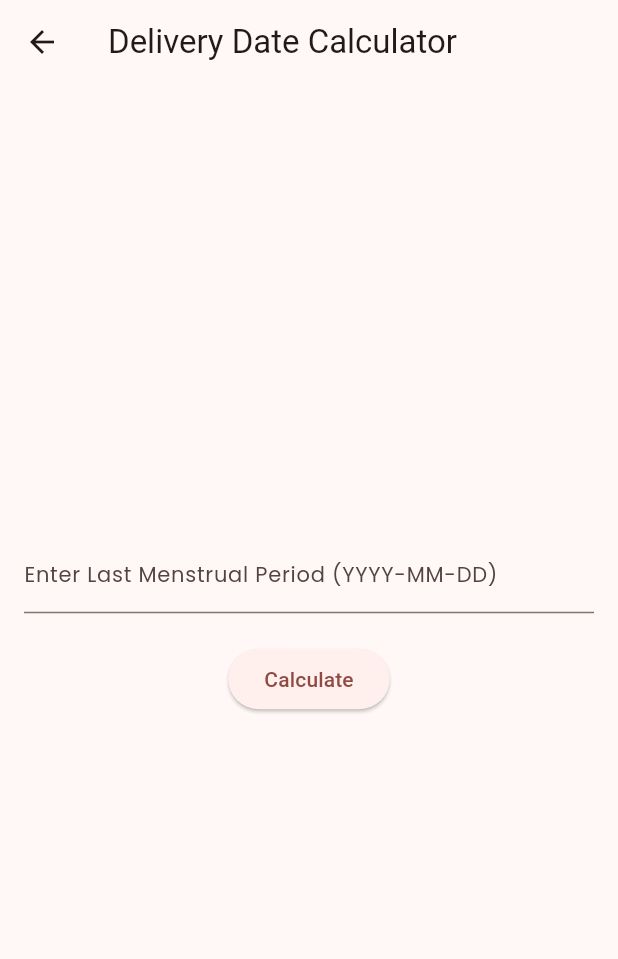
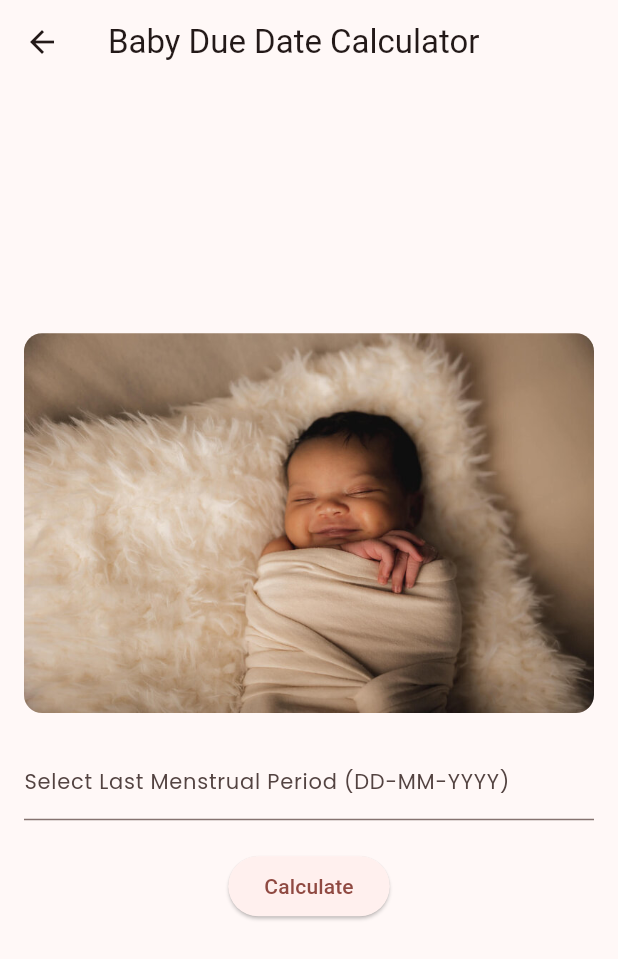
Before and after one commit to SahfaNigeria/JamboMamaNigeria2, a Flutter app: the ExpectedDeliveryScreen screen opened directly, on a phone screen of 412 x 824 dp. Shown: the top 959 px of the screen. Run offline on Flutter 3.47's test engine with Material 3 defaults, Android fonts, the phone set to English and light mode, and no system bars; our stand-ins replace cached_network_image, cloud_firestore, firebase_auth, firebase_core, firebase_storage, flutter_easyloading and 2 more; missing offline and left inert: country_state_city_picker, firebase_ui_auth; accounts and stored records are empty; project files that could hold a hidden picture were left out.

Commit message:
Fixed the delivery date calculator to include a date picker and added a picture of a  baby

```diff
--- a/lib/views/mothers/deliverydate.dart
+++ b/lib/views/mothers/deliverydate.dart
@@ -1,4 +1,5 @@
 import 'package:flutter/material.dart';
+import 'package:intl/intl.dart'; // Import the intl package
 
 class ExpectedDeliveryScreen extends StatefulWidget {
   const ExpectedDeliveryScreen({super.key});
@@ -12,34 +13,75 @@ class ExpectedDeliveryScreen extends StatefulWidget {
 class _ExpectedDeliveryScreenState extends State<ExpectedDeliveryScreen> {
   final TextEditingController _lmpController = TextEditingController();
   String _expectedDeliveryDate = '';
+  final DateFormat _dateFormat =
+      DateFormat('dd-MM-yyyy'); // Define the date format
 
   void _calculateExpectedDeliveryDate() {
-    DateTime lmp = DateTime.parse(_lmpController.text);
+    try {
+      DateTime lmp = _dateFormat.parse(_lmpController.text); // Parse the date
       DateTime expectedDeliveryDate =
           lmp.add(const Duration(days: 280)); // 280 days is roughly 40 weeks
       setState(() {
-      _expectedDeliveryDate = expectedDeliveryDate.toString();
+        _expectedDeliveryDate = _dateFormat.format(expectedDeliveryDate);
+        _lmpController.clear(); // Clear the input field// Format the result
       });
+    } catch (e) {
+      // Handle the error if the date format is incorrect
+      setState(() {
+        _expectedDeliveryDate = 'Invalid date format';
+      });
+    }
+  }
+
+  Future<void> _selectDate(BuildContext context) async {
+    DateTime currentDate = DateTime.now();
+    DateTime? selectedDate = await showDatePicker(
+      context: context,
+      initialDate: currentDate,
+      firstDate: DateTime(1900),
+      lastDate: DateTime(2100),
+    );
+
+    if (selectedDate != null && selectedDate != currentDate) {
+      setState(() {
+        _lmpController.text = _dateFormat.format(selectedDate);
+      });
+    }
   }
 
   @override
   Widget build(BuildContext context) {
     return Scaffold(
       appBar: AppBar(
-        title: const Text('Delivery Date Calculator'),
+        title: const Text('Baby Due Date Calculator'),
       ),
       body: Padding(
         padding: const EdgeInsets.all(16.0),
         child: Column(
           mainAxisAlignment: MainAxisAlignment.center,
           children: <Widget>[
-            TextField(
+            // Newborn baby image
+            Center(
+              child: ClipRRect(
+                borderRadius: BorderRadius.circular(12),
+                child: Image.asset(
+                  'assets/images/newborn.jpg',
+                  fit: BoxFit.cover,
+                ),
+              ),
+            ),
+            SizedBox(height: 20),
+            GestureDetector(
+              onTap: () => _selectDate(context), // Open date picker on tap
+              child: AbsorbPointer(
+                child: TextField(
                   controller: _lmpController,
                   decoration: const InputDecoration(
-                labelText: 'Enter Last Menstrual Period (YYYY-MM-DD)',
-                hintText: '2024-02-14',
+                    labelText: 'Select Last Menstrual Period (DD-MM-YYYY)',
                   ),
-              keyboardType: TextInputType.datetime,
+                  keyboardType: TextInputType.none, // Disable keyboard
+                ),
+              ),
             ),
             SizedBox(height: 20),
             ElevatedButton(
@@ -49,9 +91,9 @@ class _ExpectedDeliveryScreenState extends State<ExpectedDeliveryScreen> {
             SizedBox(height: 20),
             Text(
               _expectedDeliveryDate.isNotEmpty
-                  ? 'Expected Delivery Date: $_expectedDeliveryDate'
+                  ? 'Your baby is expected on: $_expectedDeliveryDate. He/She may come much earlier or a bit later, be ready'
                   : '',
-              style: TextStyle(fontSize: 18),
+              style: TextStyle(fontSize: 16),
             ),
           ],
         ),
```
Also changed, not shown: lib/midwives/views/auth/midwive_registeration_screen.dart (+19 -0 lines), assets/images/newborn.jpg (added). Lines whose indentation alone changed are shown as unchanged.
